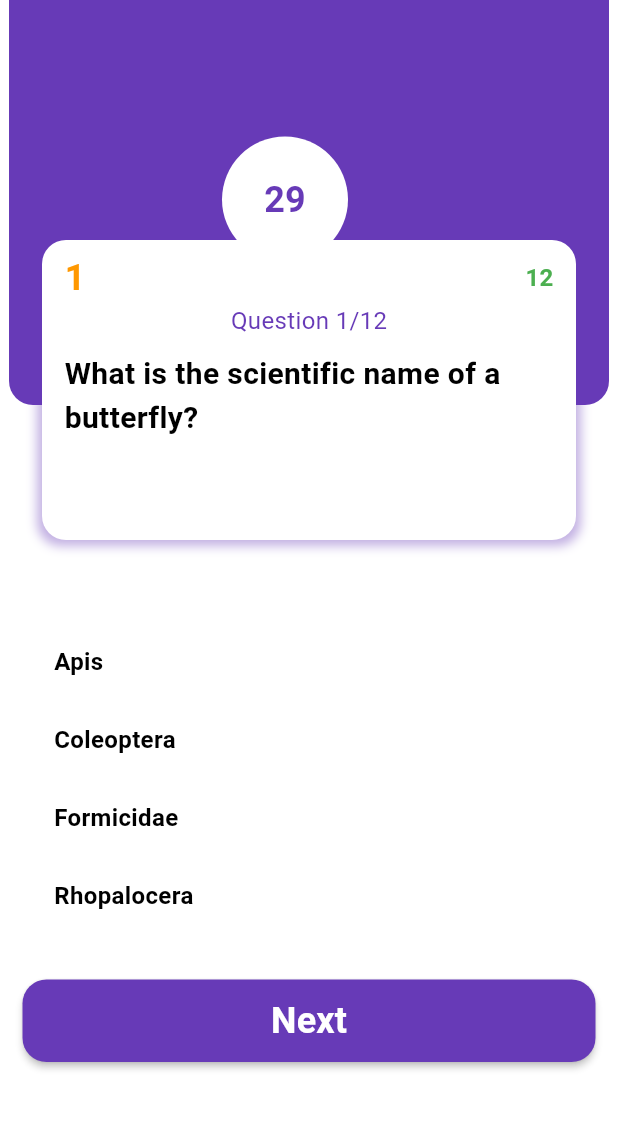
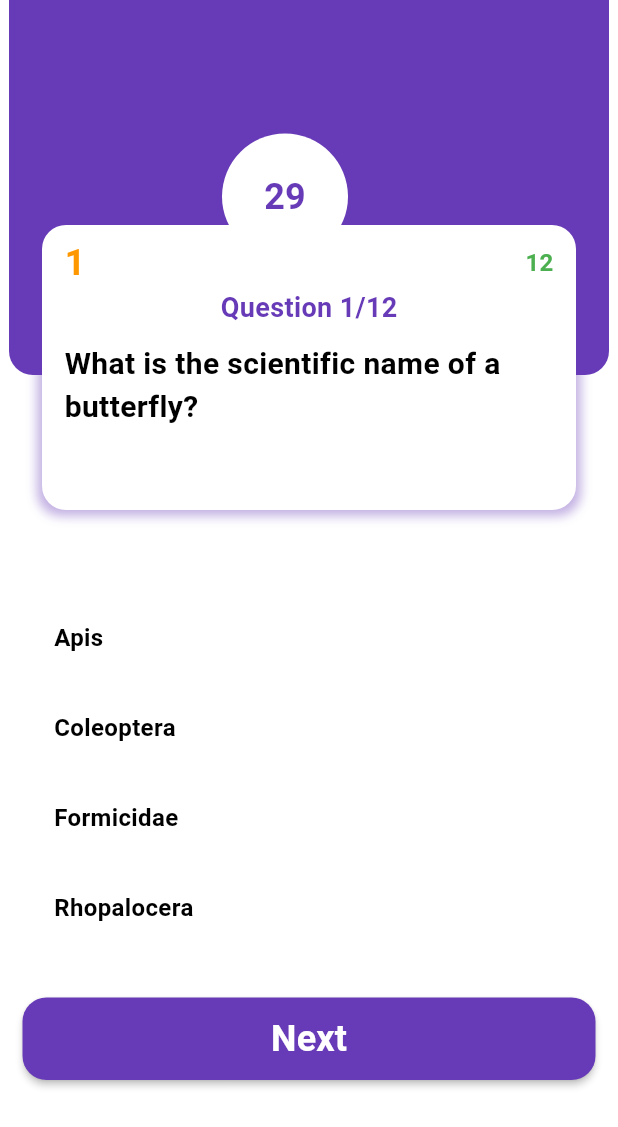
Before and after one commit to AhmedEmamMM/QuizApp, a Flutter app: the QuizPage screen opened directly, on a phone screen of 412 x 824 dp. Shown: the top 1127 px of the screen. Run offline on Flutter 3.47's test engine with Material 3 defaults, Android fonts, the phone set to English and light mode, and no system bars; our stand-ins replace bloc, flutter_bloc, flutter_screenutil.

Commit message:
Timer Set and timer or button name after choose answer or reveal the correct answer when the time out while didnt choose an answer and set timer in button name

```diff
--- a/lib/features/quiz_page/ui/quiz_page.dart
+++ b/lib/features/quiz_page/ui/quiz_page.dart
@@ -129,7 +129,7 @@ class _QuizPageState extends State<QuizPage> {
               body: Column(
                 children: [
                   SizedBox(
-                    height: 420,
+                    height: 400,
                     width: 400,
                     child: Stack(
                       children: [
@@ -187,7 +187,6 @@ class _QuizPageState extends State<QuizPage> {
                           : () {},
                     ),
                   ),
-                  30.verticalSpace,
                 ],
               ),
             ),
--- a/lib/features/quiz_page/ui/widgets/circle_timer.dart
+++ b/lib/features/quiz_page/ui/widgets/circle_timer.dart
@@ -8,7 +8,7 @@ class CircleTimer extends StatelessWidget {
   @override
   Widget build(BuildContext context) {
     return Positioned(
-      bottom: 245.h,
+      bottom: 227.h,
       left: 142.w,
       child: Center(
         child: CircleAvatar(
--- a/lib/features/quiz_page/ui/widgets/options.dart
+++ b/lib/features/quiz_page/ui/widgets/options.dart
@@ -27,7 +27,7 @@ class Options extends StatelessWidget {
         ),
         child: choosedAnswerIndex != null
             ? Container(
-                height: 42.h,
+                height: 50.h,
                 decoration: BoxDecoration(
                   color: isCorrect
                       ? Colors.green
@@ -65,7 +65,7 @@ class Options extends StatelessWidget {
                 ),
               )
             : Container(
-                height: 42.h,
+                height: 50.h,
                 decoration: BoxDecoration(
                   color: Colors.white,
                   borderRadius: BorderRadius.circular(16),
--- a/lib/features/quiz_page/ui/widgets/question_cart_info.dart
+++ b/lib/features/quiz_page/ui/widgets/question_cart_info.dart
@@ -20,7 +20,7 @@ class QuestionCardInfo extends StatelessWidget {
       left: 22,
       right: 22,
       child: Container(
-        height: 200,
+        height: 190,
         width: 350,
         decoration: BoxDecoration(
           color: Colors.white,
@@ -54,7 +54,10 @@ class QuestionCardInfo extends StatelessWidget {
               ),
             ),
             Text("Question ${questionNO + 1}/$noOfQuestions",
-                style: const TextStyle(color: Colors.deepPurple, fontSize: 16)),
+                style: const TextStyle(
+                    color: Colors.deepPurple,
+                    fontSize: 18,
+                    fontWeight: FontWeight.bold)),
             Padding(
               padding:
                   const EdgeInsets.symmetric(horizontal: 15.0, vertical: 10),
--- a/lib/features/quiz_page/ui/widgets/top_purple_back_ground.dart
+++ b/lib/features/quiz_page/ui/widgets/top_purple_back_ground.dart
@@ -8,7 +8,7 @@ class TopPurpleBackGround extends StatelessWidget {
   @override
   Widget build(BuildContext context) {
     return Container(
-      height: 270,
+      height: 250,
       width: double.infinity,
       decoration: const BoxDecoration(
           color: Colors.deepPurple,
```
